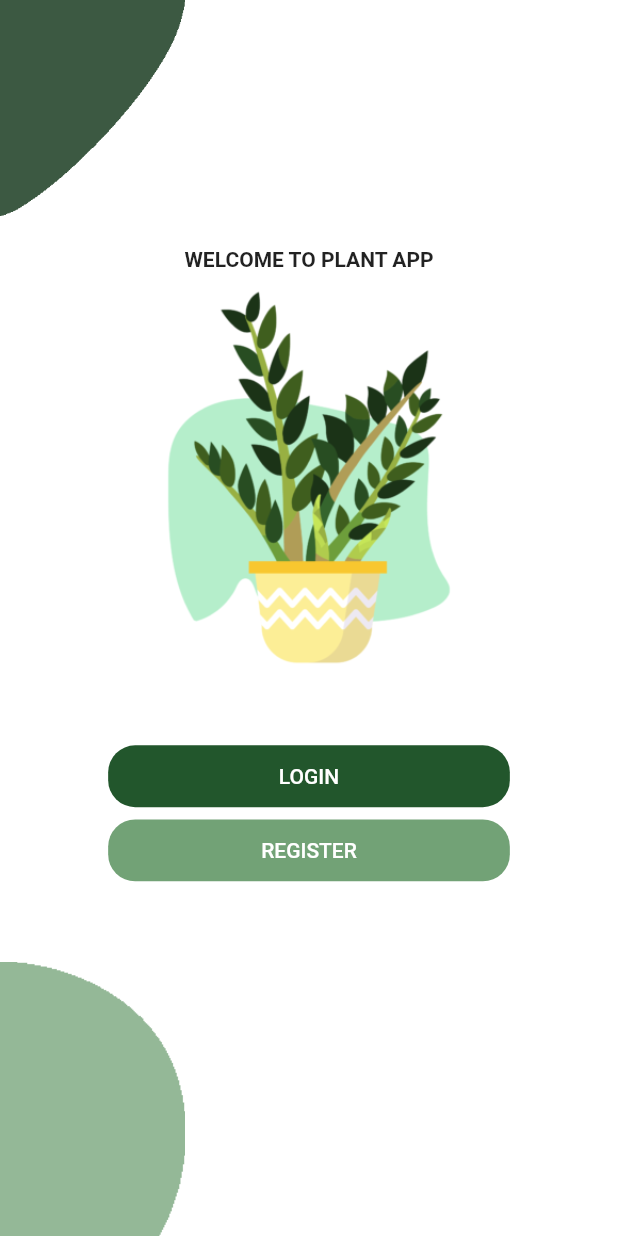
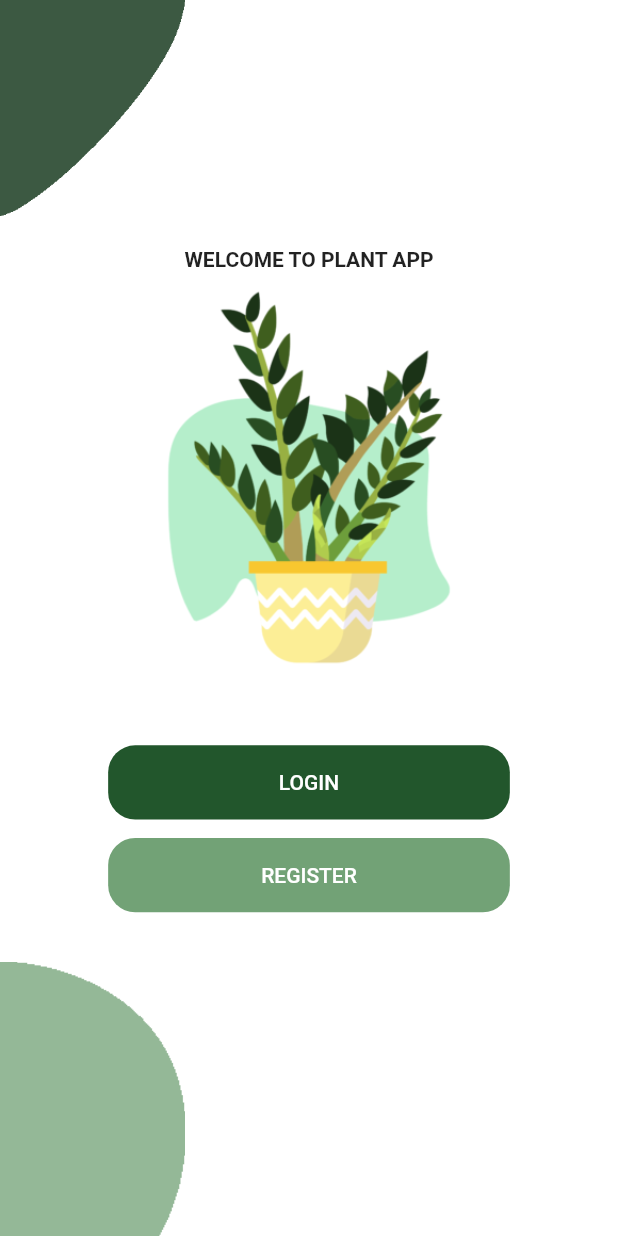
Before and after one commit to Endrju00/plantapp, a Flutter app: the screen it shows after launch, on a phone screen of 412 x 824 dp. Run offline on Flutter 3.47's test engine with Material 2 defaults, Android fonts, the phone set to English and light mode, and no system bars.

Commit message:
Add constant

```diff
--- a/lib/Screens/Welcome/components/body.dart
+++ b/lib/Screens/Welcome/components/body.dart
@@ -22,7 +22,7 @@ class Body extends StatelessWidget {
           ),
           SizedBox(height: size.height * 0.05),
           SizedBox(
-            height: size.height * 0.05,
+            height: size.height * cMainButtonHeightFactor,
             width: size.width * cMainButtonWidthFactor,
             child: TextButton(
               style: ButtonStyle(
@@ -37,9 +37,9 @@ class Body extends StatelessWidget {
               child: const Text("LOGIN", style: TextStyle(color: Colors.white)),
             ),
           ),
-          SizedBox(height: size.height * 0.01),
+          SizedBox(height: size.height * 0.015),
           SizedBox(
-            height: size.height * 0.05,
+            height: size.height * cMainButtonHeightFactor,
             width: size.width * cMainButtonWidthFactor,
             child: TextButton(
               style: ButtonStyle(
--- a/lib/constants.dart
+++ b/lib/constants.dart
@@ -3,3 +3,4 @@ import 'package:flutter/material.dart';
 const cPrimaryColor = Color.fromARGB(255, 34, 86, 44);
 const cPrimaryLightColor = Color.fromARGB(255, 114, 162, 118);
 const cMainButtonWidthFactor = 0.65;
+const cMainButtonHeightFactor = 0.06;
```
